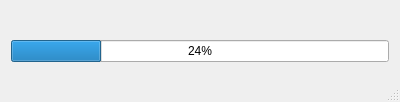
First picture: the form in dialogprogress.ui, repository Bratski/MP3PlayerWifi, before the edit.
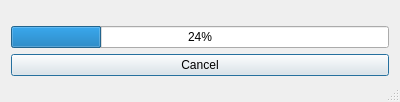
Second picture: the form after the edit. Icons and pictures are not drawn.

What changed in the file:
```diff
--- a/dialogprogress.ui
+++ b/dialogprogress.ui
@@ -26,6 +26,16 @@
        </property>
       </widget>
      </item>
+     <item>
+      <widget class="QPushButton" name="pushButtonCancel">
+       <property name="text">
+        <string>Cancel</string>
+       </property>
+       <property name="icon">
+        <iconset theme="QIcon::ThemeIcon::ApplicationExit"/>
+       </property>
+      </widget>
+     </item>
     </layout>
    </item>
   </layout>
```
